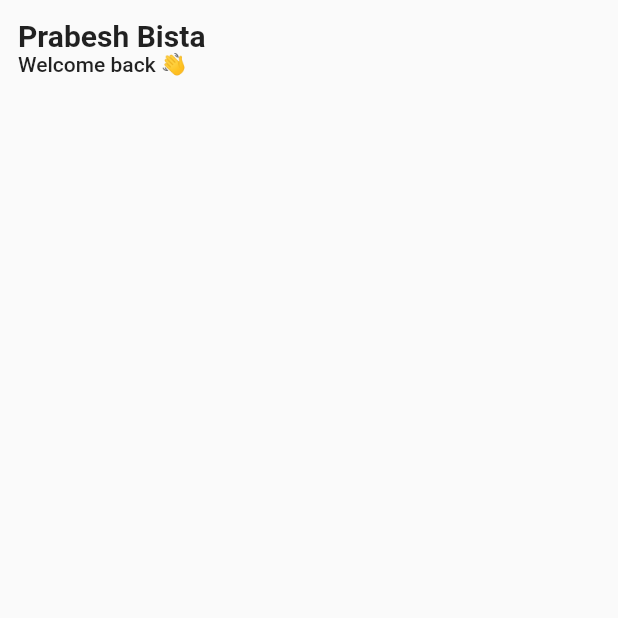
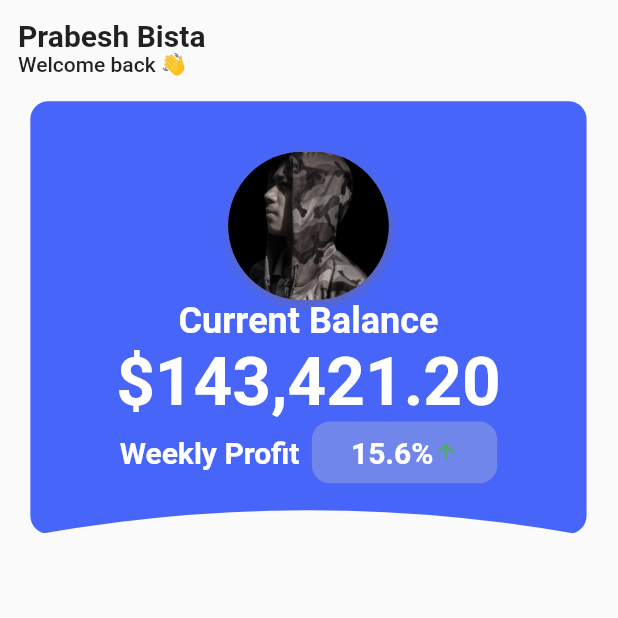
Before and after one commit to PrabeshPP/crypto_app, a Flutter app: the screen it shows after launch, on a phone screen of 412 x 824 dp, the top half of it. Run offline on Flutter 3.47's test engine with Material 2 defaults, Android fonts, the phone set to English and light mode, and no system bars.

Commit message:
Balance Card Added

```diff
--- a/lib/main.dart
+++ b/lib/main.dart
@@ -12,7 +12,7 @@ class MyApp extends StatelessWidget {
 
   @override
   Widget build(BuildContext context) {
-    return  MaterialApp(
+    return MaterialApp(
       debugShowCheckedModeBanner: false,
       home: const HomePage(),
       themeMode: ThemeMode.light,
--- a/lib/view/home/home_page.dart
+++ b/lib/view/home/home_page.dart
@@ -1,18 +1,26 @@
+import 'package:crypto_app/view/home/Widgets/card.dart';
 import 'package:flutter/material.dart';
-import 'package:flutter/src/foundation/key.dart';
-import 'package:flutter/src/widgets/framework.dart';
 
 class HomePage extends StatelessWidget {
   const HomePage({Key? key}) : super(key: key);
 
   @override
   Widget build(BuildContext context) {
-    return  Scaffold(
+    Size size = MediaQuery.of(context).size;
+    return Scaffold(
       extendBodyBehindAppBar: true,
+      appBar: PreferredSize(
+        preferredSize: const Size.fromHeight(0.0),
+        child: AppBar(
+          elevation: 0.0,
+          backgroundColor: Colors.transparent,
+        ),
+      ),
       body: SafeArea(
+        child: SingleChildScrollView(
           child: SizedBox(
-          height: double.infinity,
-          width: double.infinity,
+            height: size.height,
+            width: size.width,
             child: Column(
               crossAxisAlignment: CrossAxisAlignment.start,
               children: [
@@ -22,19 +30,24 @@ class HomePage extends StatelessWidget {
                     child: Column(
                       crossAxisAlignment: CrossAxisAlignment.start,
                       children: [
-                      Text("Prabesh Bista",
-                      style: Theme.of(context).textTheme.titleLarge!.copyWith(
-                        fontWeight: FontWeight.bold
-                      ),),
-                      Text("Welcome back 👋",
-                      style: Theme.of(context).textTheme.bodyLarge,)
+                        Text(
+                          "Prabesh Bista",
+                          style: Theme.of(context)
+                              .textTheme
+                              .titleLarge!
+                              .copyWith(fontWeight: FontWeight.bold),
+                        ),
+                        Text(
+                          "Welcome back 👋",
+                          style: Theme.of(context).textTheme.bodyLarge,
+                        ),
+                        BalanceCard()
                       ],
                     ),
                   ),
                 ),
-
-
               ],
+            ),
           ),
         ),
       ),
--- /dev/null
+++ b/lib/view/home/widgets/card.dart
@@ -0,0 +1,127 @@
+// ignore: file_names
+
+import 'package:flutter/material.dart';
+
+class BalanceCard extends StatelessWidget {
+  const BalanceCard({Key? key}) : super(key: key);
+
+  @override
+  Widget build(BuildContext context) {
+    Size size = MediaQuery.of(context).size;
+    return ClipPath(
+      clipBehavior: Clip.antiAlias,
+      clipper: ClipPathClass(),
+      child: Padding(
+        padding: EdgeInsets.symmetric(
+            horizontal: size.width * 0.02, vertical: size.height * 0.02),
+        child: Container(
+          height: size.height * 0.35,
+          width: size.width * 0.9,
+          decoration: BoxDecoration(
+            color: const Color.fromARGB(255, 71, 101, 249),
+            borderRadius: BorderRadius.circular(12.0),
+          ),
+          child: Column(
+            crossAxisAlignment: CrossAxisAlignment.center,
+            mainAxisAlignment: MainAxisAlignment.center,
+            children: [
+              Container(
+                height: size.height * 0.12,
+                width: size.width * 0.26,
+                decoration: BoxDecoration(boxShadow: const [
+                  BoxShadow(
+                      color: Color.fromARGB(125, 126, 105, 105),
+                      offset: Offset(1.0, 3.0),
+                      blurRadius: 5.0),
+                ], borderRadius: BorderRadius.circular(50.0)),
+                child: ClipRRect(
+                  borderRadius: BorderRadius.circular(50.0),
+                  child: Image.asset(
+                    "assets/pp.png",
+                    fit: BoxFit.fill,
+                  ),
+                ),
+              ),
+              Text(
+                "Current Balance",
+                style: Theme.of(context)
+                    .textTheme
+                    .headline5!
+                    .copyWith(color: Colors.white, fontWeight: FontWeight.bold),
+              ),
+              Text(
+                "\$143,421.20",
+                style: Theme.of(context)
+                    .textTheme
+                    .headline3!
+                    .copyWith(color: Colors.white, fontWeight: FontWeight.bold),
+              ),
+              Row(
+                mainAxisAlignment: MainAxisAlignment.center,
+                children: [
+                  Text(
+                    "Weekly Profit",
+                    style: Theme.of(context).textTheme.headline6!.copyWith(
+                        color: Colors.white, fontWeight: FontWeight.bold),
+                  ),
+                  Padding(
+                    padding: EdgeInsets.only(left: size.width * 0.02),
+                    child: Container(
+                      constraints: BoxConstraints(
+                          minHeight: size.height * 0.05,
+                          minWidth: size.width * 0.3),
+                      decoration: BoxDecoration(
+                        borderRadius: BorderRadius.circular(12.0),
+                        color: const Color.fromARGB(82, 203, 203, 203),
+                      ),
+                      child: Row(
+                        crossAxisAlignment: CrossAxisAlignment.center,
+                        mainAxisAlignment: MainAxisAlignment.center,
+                        children: [
+                          Text(
+                            "15.6%",
+                            style: Theme.of(context)
+                                .textTheme
+                                .headline6!
+                                .copyWith(
+                                    color: Colors.white,
+                                    fontWeight: FontWeight.bold),
+                          ),
+                          Icon(
+                            Icons.arrow_upward,
+                            color: Colors.green,
+                            size: size.height * 0.02,
+                          )
+                        ],
+                      ),
+                    ),
+                  ),
+                ],
+              )
+            ],
+          ),
+        ),
+      ),
+    );
+  }
+}
+
+class ClipPathClass extends CustomClipper<Path> {
+  @override
+  Path getClip(Size size) {
+    var path = Path();
+    path.lineTo(-size.width * 0.16, size.height);
+    Offset firstControlPoint = Offset(size.width / 2, size.height * 0.8);
+    Offset firstEndPoint = Offset(size.width * 1.16, size.height);
+    path.quadraticBezierTo(firstControlPoint.dx, firstControlPoint.dy,
+        firstEndPoint.dx, firstEndPoint.dy);
+    path.lineTo(size.width, 0);
+
+    return path;
+  }
+
+  @override
+  bool shouldReclip(covariant CustomClipper<Path> oldClipper) {
+    return false;
+  }
+}
--- a/lib/viewmodel/theme/utils.dart
+++ b/lib/viewmodel/theme/utils.dart
@@ -1,14 +1,11 @@
 import 'package:flutter/material.dart';
 import 'package:flutter/services.dart';
 
-class AppThemeData{
-  static lightTheme()=>ThemeData(
-    appBarTheme:const  AppBarTheme(
-systemOverlayStyle: SystemUiOverlayStyle(
-  statusBarBrightness: Brightness.dark,
-  statusBarColor: Colors.transparent,
-  statusBarIconBrightness: Brightness.dark
-)
-    )
-  );
+class AppThemeData {
+  static lightTheme() => ThemeData(
+      appBarTheme: const AppBarTheme(
+          systemOverlayStyle: SystemUiOverlayStyle(
+              statusBarBrightness: Brightness.light,
+              statusBarColor: Colors.transparent,
+              statusBarIconBrightness: Brightness.dark)));
 }
```
Also changed, not shown: lib/view/onboarding_screen/welcome_page.dart (+6 -1 lines), assets/pp.png (added). Lines whose indentation alone changed are shown as unchanged.
